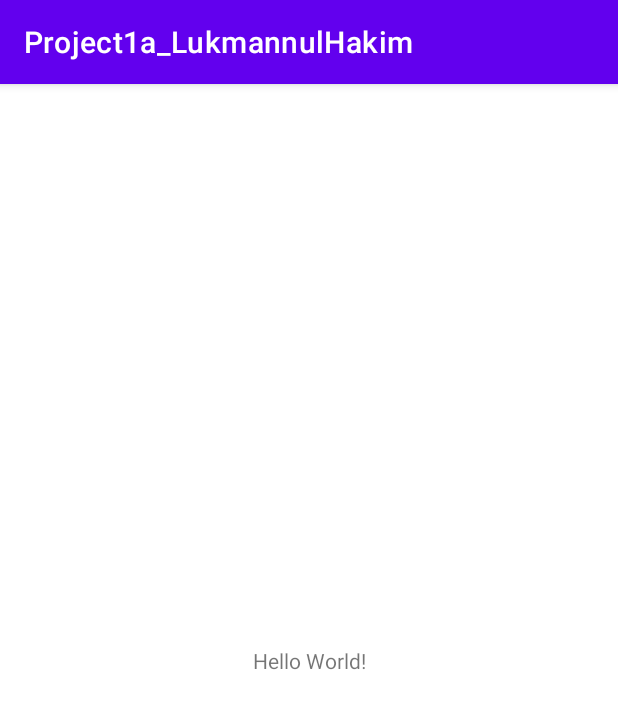
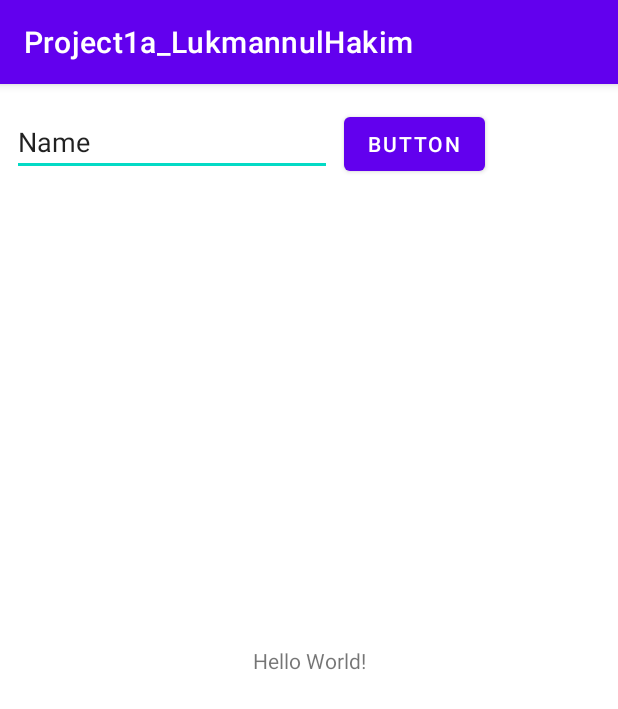
Before and after one commit to lukmanjtkpolban/Project1a_LukmannulHakim, an Android app: the screen it shows after launch (MainActivity), on a phone screen of 412 x 824 dp. Shown: the top 709 px of the screen. Run offline under Robolectric (Android 15) with nearby library versions, the phone set to English and light mode, and no system bars.

Commit message:
tambah tampilan di activity_main.xml

```diff
--- a/app/src/main/res/layout/activity_main.xml
+++ b/app/src/main/res/layout/activity_main.xml
@@ -15,4 +15,26 @@
         app:layout_constraintRight_toRightOf="parent"
         app:layout_constraintTop_toTopOf="parent" />
 
+    <EditText
+        android:id="@+id/editTextTextPersonName"
+        android:layout_width="wrap_content"
+        android:layout_height="wrap_content"
+        android:layout_marginStart="8dp"
+        android:layout_marginTop="16dp"
+        android:ems="10"
+        android:inputType="textPersonName"
+        android:text="Name"
+        app:layout_constraintStart_toStartOf="parent"
+        app:layout_constraintTop_toTopOf="parent" />
+
+    <Button
+        android:id="@+id/button"
+        android:layout_width="wrap_content"
+        android:layout_height="wrap_content"
+        android:layout_marginStart="8dp"
+        android:layout_marginTop="16dp"
+        android:text="Button"
+        app:layout_constraintStart_toEndOf="@+id/editTextTextPersonName"
+        app:layout_constraintTop_toTopOf="parent" />
+
 </androidx.constraintlayout.widget.ConstraintLayout>
```
